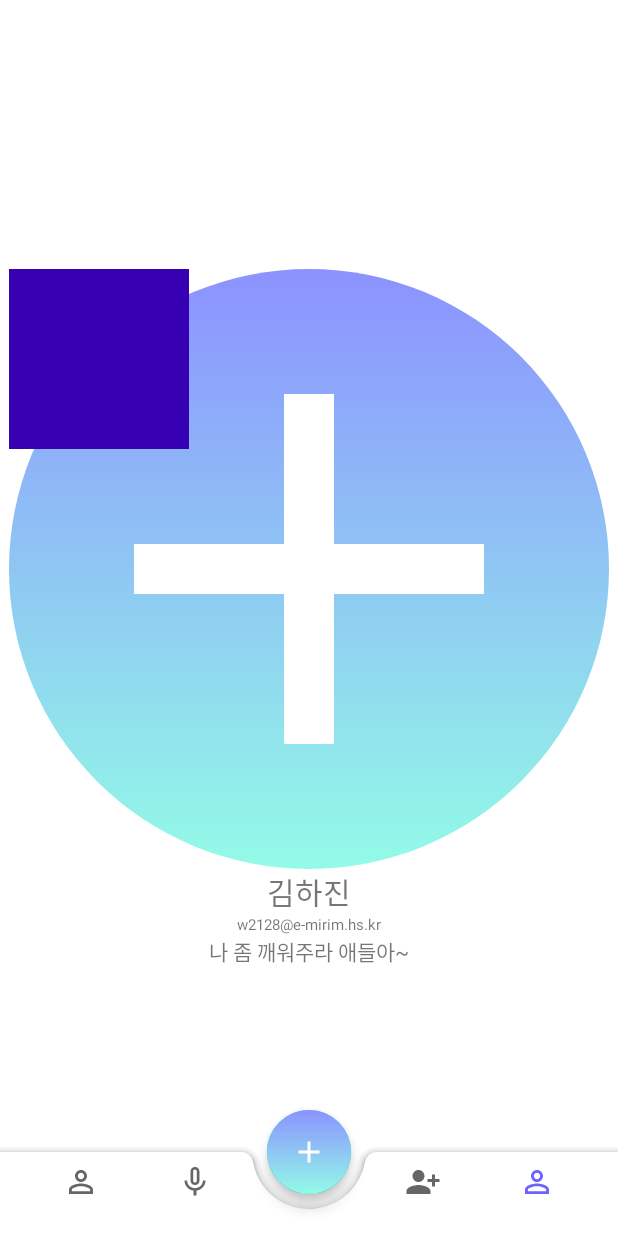
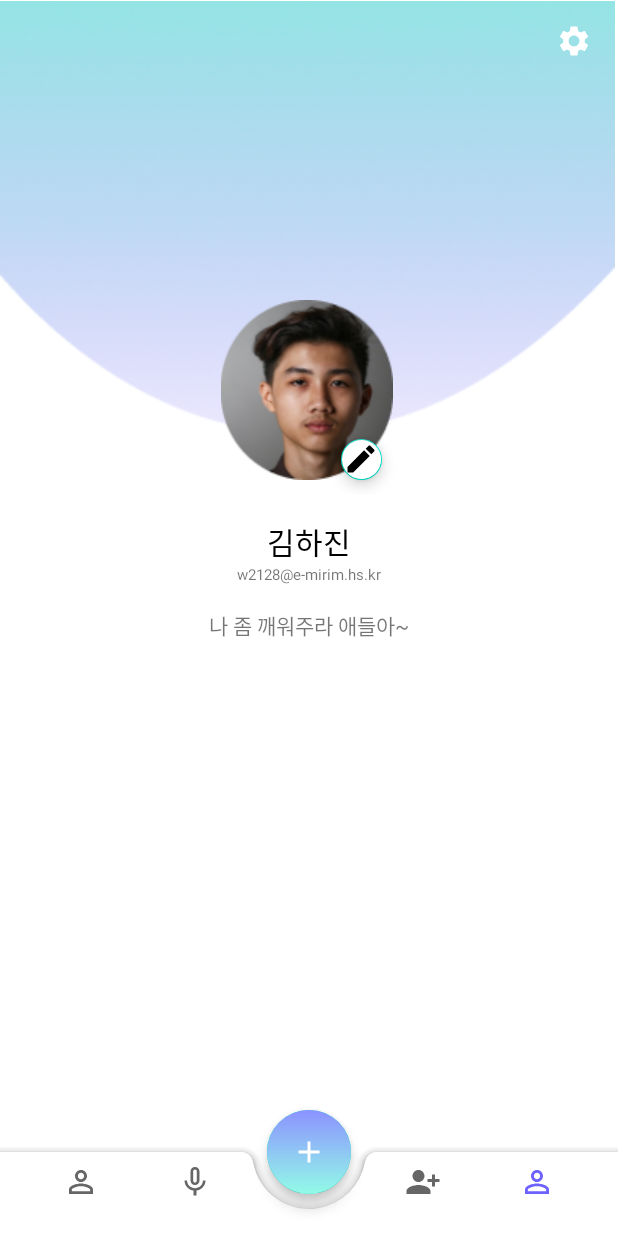
Before and after one commit to 55soup/HeyDude, an Android app: the screen it shows after launch (NavBar), item 5 of the bottom bar chosen, on a phone screen of 412 x 824 dp. Run offline under Robolectric (Android 15) with nearby library versions, the phone set to English and light mode, and no system bars.

Commit message:
profile fragment xml 완성

```diff
--- a/app/src/main/java/com/mirim/hey_dude/NavBar.java
+++ b/app/src/main/java/com/mirim/hey_dude/NavBar.java
@@ -75,7 +75,7 @@ public class NavBar extends AppCompatActivity {
                 Intent intent = new Intent(NavBar.this , SetAlarmActivity.class);
                 startActivity(intent);
                 //액티비티 이동 시 화면 전환 애니메이션
-//                overridePendingTransition(R.anim.slide_up_enter, R.anim.slide_down_exit);
+                overridePendingTransition(R.anim.slide_up_enter, R.anim.slide_down_exit);
             }
         });
     }
--- a/app/src/main/java/com/mirim/hey_dude/SetAlarmActivity.kt
+++ b/app/src/main/java/com/mirim/hey_dude/SetAlarmActivity.kt
@@ -23,7 +23,6 @@ class SetAlarmActivity : AppCompatActivity() {
 
     override fun onBackPressed() {
         super.onBackPressed()
-
         overridePendingTransition(R.anim.slide_up_enter, R.anim.slide_down_exit)
     }
 }
--- /dev/null
+++ b/app/src/main/res/drawable/circle.xml
@@ -0,0 +1,5 @@
+<shape xmlns:android="http://schemas.android.com/apk/res/android"
+    android:shape="rectangle" android:padding="10dp">
+<!--    <solid android:color="#00ff0000"/>-->
+    <corners android:radius="500dp" />
+</shape>
--- /dev/null
+++ b/app/src/main/res/drawable/ic_baseline_create_15.xml
@@ -0,0 +1,5 @@
+<vector android:height="15dp" android:tint="#FFFFFF"
+    android:viewportHeight="24" android:viewportWidth="24"
+    android:width="15dp" xmlns:android="http://schemas.android.com/apk/res/android">
+    <path android:fillColor="@android:color/white" android:pathData="M3,17.25V21h3.75L17.81,9.94l-3.75,-3.75L3,17.25zM20.71,7.04c0.39,-0.39 0.39,-1.02 0,-1.41l-2.34,-2.34c-0.39,-0.39 -1.02,-0.39 -1.41,0l-1.83,1.83 3.75,3.75 1.83,-1.83z"/>
+</vector>
--- /dev/null
+++ b/app/src/main/res/drawable/ic_baseline_settings_24.xml
@@ -0,0 +1,5 @@
+<vector android:height="24dp" android:tint="#FFFFFF"
+    android:viewportHeight="24" android:viewportWidth="24"
+    android:width="24dp" xmlns:android="http://schemas.android.com/apk/res/android">
+    <path android:fillColor="@android:color/white" android:pathData="M19.14,12.94c0.04,-0.3 0.06,-0.61 0.06,-0.94c0,-0.32 -0.02,-0.64 -0.07,-0.94l2.03,-1.58c0.18,-0.14 0.23,-0.41 0.12,-0.61l-1.92,-3.32c-0.12,-0.22 -0.37,-0.29 -0.59,-0.22l-2.39,0.96c-0.5,-0.38 -1.03,-0.7 -1.62,-0.94L14.4,2.81c-0.04,-0.24 -0.24,-0.41 -0.48,-0.41h-3.84c-0.24,0 -0.43,0.17 -0.47,0.41L9.25,5.35C8.66,5.59 8.12,5.92 7.63,6.29L5.24,5.33c-0.22,-0.08 -0.47,0 -0.59,0.22L2.74,8.87C2.62,9.08 2.66,9.34 2.86,9.48l2.03,1.58C4.84,11.36 4.8,11.69 4.8,12s0.02,0.64 0.07,0.94l-2.03,1.58c-0.18,0.14 -0.23,0.41 -0.12,0.61l1.92,3.32c0.12,0.22 0.37,0.29 0.59,0.22l2.39,-0.96c0.5,0.38 1.03,0.7 1.62,0.94l0.36,2.54c0.05,0.24 0.24,0.41 0.48,0.41h3.84c0.24,0 0.44,-0.17 0.47,-0.41l0.36,-2.54c0.59,-0.24 1.13,-0.56 1.62,-0.94l2.39,0.96c0.22,0.08 0.47,0 0.59,-0.22l1.92,-3.32c0.12,-0.22 0.07,-0.47 -0.12,-0.61L19.14,12.94zM12,15.6c-1.98,0 -3.6,-1.62 -3.6,-3.6s1.62,-3.6 3.6,-3.6s3.6,1.62 3.6,3.6S13.98,15.6 12,15.6z"/>
+</vector>
--- a/app/src/main/res/layout/activity_fragment4.xml
+++ b/app/src/main/res/layout/activity_fragment4.xml
@@ -5,39 +5,65 @@
     android:layout_width="match_parent"
     android:layout_height="match_parent"
     android:orientation="vertical"
-    tools:context="com.mirim.hey_dude.Fragment4"
-    android:layout_gravity="center"
-    android:gravity="center">
+    tools:context="com.mirim.hey_dude.Fragment4">
 
     <FrameLayout
         android:layout_width="wrap_content"
-        android:layout_height="wrap_content">
+        android:layout_height="330dp">
         <ImageView
-            android:layout_width="400dp"
-            android:layout_height="400dp"
-            android:src="@drawable/gradient"/>
+            android:layout_width="410dp"
+            android:layout_height="290dp"
+            android:src="@drawable/gradient" />
         <ImageButton
+            android:id="@+id/btnSet"
             android:layout_width="wrap_content"
-            android:layout_height="wrap_content"/>
+            android:layout_height="wrap_content"
+            android:src="@drawable/ic_baseline_settings_24"
+            android:background="#00000000"
+            android:layout_gravity="right"
+            android:layout_margin="15dp"/>
+        <FrameLayout
+            android:layout_width="wrap_content"
+            android:layout_height="130dp"
+            android:layout_gravity="center_horizontal|bottom">
             <ImageView
                 android:layout_width="120dp"
                 android:layout_height="120dp"
-            android:background="@drawable/radius"
-            android:src="@color/purple_700"/>
+                android:src="@drawable/profile_photo"
+                android:backgroundTint="#ff0000" />
+            <com.google.android.material.floatingactionbutton.FloatingActionButton
+                app:fabCustomSize="27dp"
+                android:layout_width="wrap_content"
+                android:layout_height="wrap_content"
+                android:src="@drawable/ic_baseline_create_15"
+                android:backgroundTint="@color/white"
+                android:layout_gravity="right|bottom"/>
         </FrameLayout>
+    </FrameLayout>
+    <LinearLayout
+        android:layout_width="match_parent"
+        android:layout_height="wrap_content"
+        android:orientation="vertical"
+        android:gravity="center">
         <TextView
             android:layout_width="wrap_content"
             android:layout_height="wrap_content"
             android:text="김하진"
-        android:textSize="20dp" />
+            android:textSize="20dp"
+            android:layout_marginTop="16dp"
+            android:textColor="@color/black"/>
         <TextView
             android:layout_width="wrap_content"
             android:layout_height="wrap_content"
             android:text="w2128@e-mirim.hs.kr"
-        android:textSize="10dp" />
+            android:textSize="10dp"
+            android:layout_marginBottom="16dp"/>
         <TextView
             android:layout_width="wrap_content"
             android:layout_height="wrap_content"
             android:text="나 좀 깨워주라 애들아~" />
 
     </LinearLayout>
+
+
+</LinearLayout>
--- a/app/src/main/res/layout/nav_bar.xml
+++ b/app/src/main/res/layout/nav_bar.xml
@@ -32,7 +32,7 @@
         android:id="@+id/FloatBtn"
         android:layout_width="wrap_content"
         android:layout_height="wrap_content"
-        android:foreground="@drawable/gradient"
+        android:foreground="@drawable/floatbtn_gradient"
         app:layout_anchor="@id/bottomBar"/>
 
 </androidx.coordinatorlayout.widget.CoordinatorLayout>
```
Also changed, not shown: app/src/main/res/drawable/floatbtn_gradient.xml (renamed from app/src/main/res/drawable/gradient.xml), app/src/main/res/drawable/gradient.png (added), app/src/main/res/drawable/profile_photo.png (added). Lines whose indentation alone changed are shown as unchanged.
